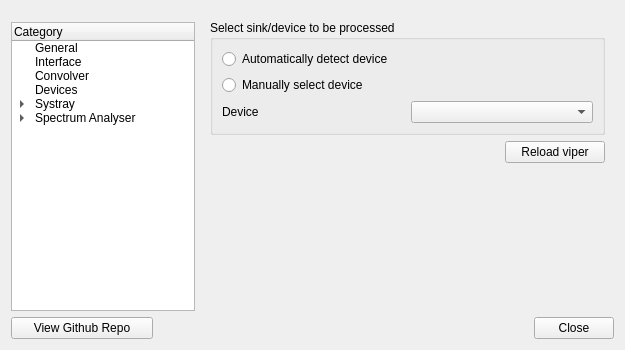
The window that dialog/settings.ui (Audio4Linux/Viper4Linux-GUI) describes before a commit, drawn with Qt 5.
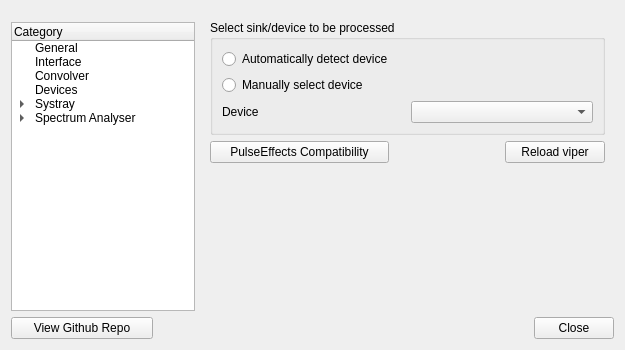
The same window after the commit. The open tabs and pages were chosen to show the change. Custom widgets are drawn as their Qt base class.

Commit message: Add compatibility wizard for pulseeffects

```diff
--- a/dialog/settings.ui
+++ b/dialog/settings.ui
@@ -721,6 +721,25 @@
            <property name="topMargin">
             <number>0</number>
            </property>
+           <item>
+            <widget class="QPushButton" name="dev_pe_compat">
+             <property name="minimumSize">
+              <size>
+               <width>179</width>
+               <height>0</height>
+              </size>
+             </property>
+             <property name="maximumSize">
+              <size>
+               <width>16777215</width>
+               <height>16777215</height>
+              </size>
+             </property>
+             <property name="text">
+              <string>PulseEffects Compatibility</string>
+             </property>
+            </widget>
+           </item>
            <item>
             <spacer name="horizontalSpacer_3">
              <property name="orientation">
```
Left out of the diff: 2 changed lines with no effect on the pictures. The commit also changes 8 other files.
